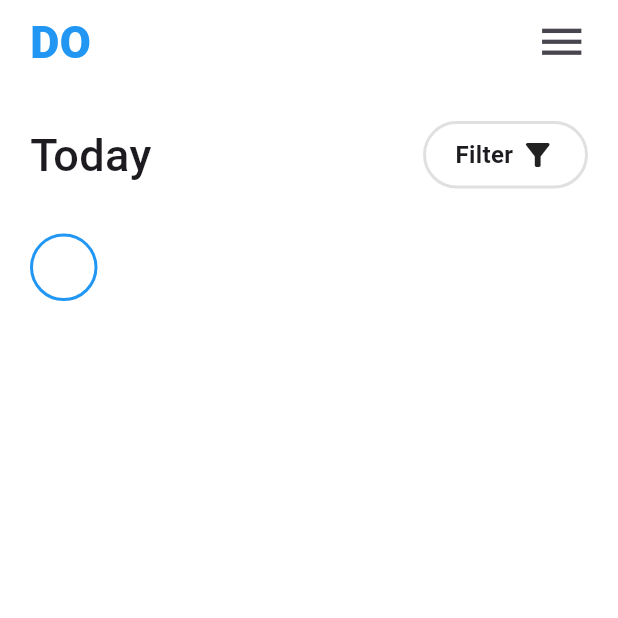
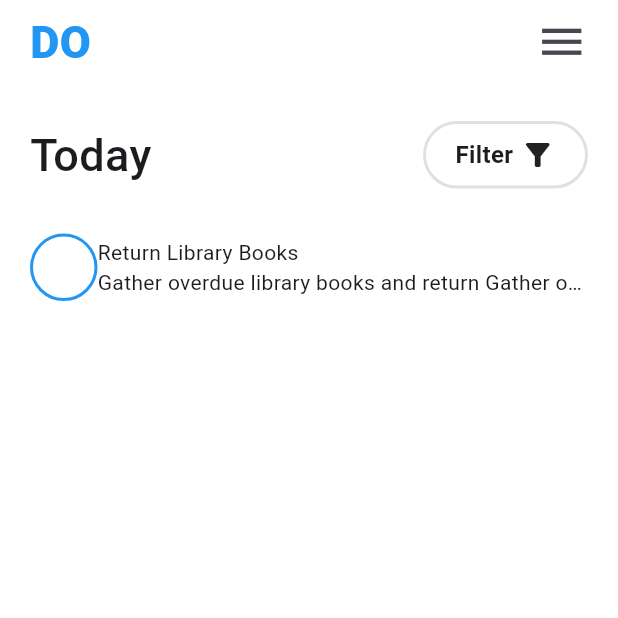
Before and after one commit to Ratndeep1999/to_do_app, a Flutter app: the screen it shows after launch, on a phone screen of 412 x 824 dp, the top half of it. Run offline on Flutter 3.47's test engine with Material 3 defaults, Android fonts, the phone set to English and light mode, and no system bars.

Commit message:
to_do_list_page.dart : AppBar add, in Row filter section add, ListView section add, inside listview circle add, both text add inside colum of listview

```diff
--- a/lib/to_do_list_page.dart
+++ b/lib/to_do_list_page.dart
@@ -82,11 +82,20 @@ class _ToDoListPageState extends State<ToDoListPage> {
                     ),
                   ),
 
-                  Column(
-                    children: [
-
-                    ],
-                  )
+                  Expanded(
+                    child: Column(
+                      crossAxisAlignment: CrossAxisAlignment.start,
+                      children: [
+                        Text('Return Library Books', style: TextStyle()),
+                        Text(
+                          'Gather overdue library books and return Gather overdue library books and return',
+                          maxLines: 1,
+                          overflow: TextOverflow.ellipsis,
+                          style: TextStyle(),
+                        ),
+                      ],
+                    ),
+                  ),
                 ],
               ),
             ],
```
